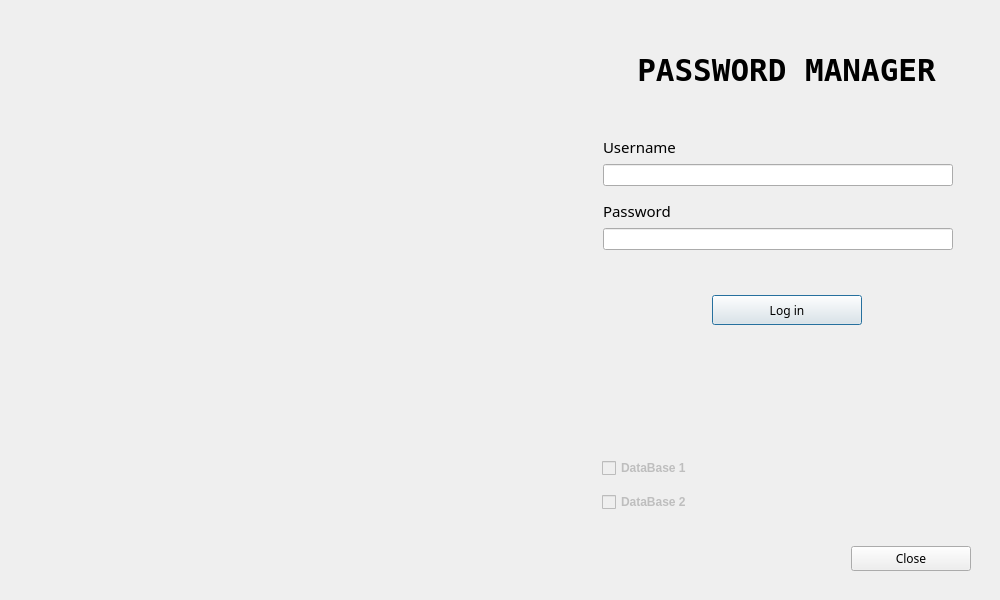
Before: the Qt Designer form logindialog.ui in pouyace/Password-Keeper, drawn with Qt 5.
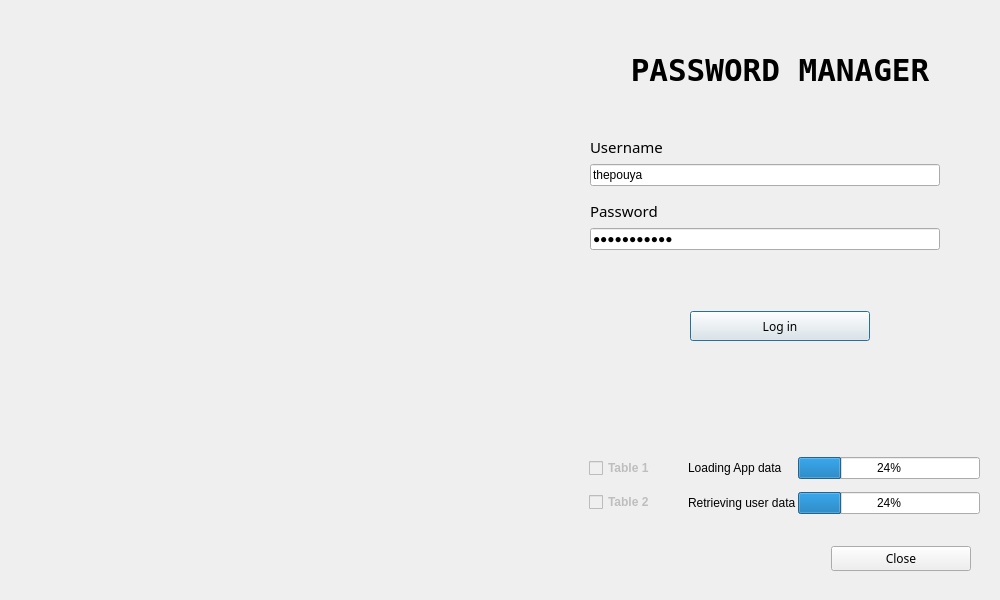
After: the same form once the commit is applied.

```diff
--- a/logindialog.ui
+++ b/logindialog.ui
@@ -135,6 +135,14 @@
                 <height>0</height>
                </size>
               </property>
+              <property name="font">
+               <font>
+                <pointsize>9</pointsize>
+               </font>
+              </property>
+              <property name="text">
+               <string>thepouya</string>
+              </property>
              </widget>
             </item>
            </layout>
@@ -182,6 +190,9 @@
                 <height>0</height>
                </size>
               </property>
+              <property name="text">
+               <string>theonepouya</string>
+              </property>
               <property name="echoMode">
                <enum>QLineEdit::Password</enum>
               </property>
@@ -192,10 +203,16 @@
          </item>
          <item>
           <widget class="QLabel" name="errorLabel">
+           <property name="sizePolicy">
+            <sizepolicy hsizetype="Preferred" vsizetype="Preferred">
+             <horstretch>0</horstretch>
+             <verstretch>0</verstretch>
+            </sizepolicy>
+           </property>
            <property name="minimumSize">
             <size>
              <width>0</width>
-             <height>20</height>
+             <height>0</height>
             </size>
            </property>
            <property name="font">
@@ -212,6 +229,34 @@
            </property>
           </widget>
          </item>
+         <item>
+          <widget class="QLabel" name="hintLabel">
+           <property name="sizePolicy">
+            <sizepolicy hsizetype="Preferred" vsizetype="Preferred">
+             <horstretch>0</horstretch>
+             <verstretch>0</verstretch>
+            </sizepolicy>
+           </property>
+           <property name="minimumSize">
+            <size>
+             <width>0</width>
+             <height>0</height>
+            </size>
+           </property>
+           <property name="font">
+            <font>
+             <family>Palatino Linotype</family>
+             <pointsize>9</pointsize>
+            </font>
+           </property>
+           <property name="text">
+            <string/>
+           </property>
+           <property name="class" stdset="0">
+            <string>hintLabel</string>
+           </property>
+          </widget>
+         </item>
          <item>
           <widget class="QWidget" name="buttonWidget" native="true">
            <layout class="QHBoxLayout" name="horizontalLayout_3">
@@ -232,10 +277,16 @@
              <widget class="QPushButton" name="loginPushButton">
               <property name="minimumSize">
                <size>
-                <width>150</width>
+                <width>180</width>
                 <height>30</height>
                </size>
               </property>
+              <property name="maximumSize">
+               <size>
+                <width>16777215</width>
+                <height>45</height>
+               </size>
+              </property>
               <property name="font">
                <font>
                 <family>Sitka Text</family>
@@ -287,7 +338,25 @@
           <height>90</height>
          </size>
         </property>
-        <layout class="QVBoxLayout" name="verticalLayout_6">
+        <layout class="QHBoxLayout" name="horizontalLayout_4">
+         <property name="spacing">
+          <number>15</number>
+         </property>
+         <property name="rightMargin">
+          <number>0</number>
+         </property>
+         <item>
+          <widget class="QWidget" name="checkBoxWidget" native="true">
+           <layout class="QVBoxLayout" name="verticalLayout_7">
+            <property name="leftMargin">
+             <number>0</number>
+            </property>
+            <property name="topMargin">
+             <number>0</number>
+            </property>
+            <property name="bottomMargin">
+             <number>0</number>
+            </property>
          <item>
           <widget class="QCheckBox" name="database1CheckBox">
            <property name="enabled">
@@ -310,7 +379,7 @@
             <enum>Qt::LeftToRight</enum>
            </property>
            <property name="text">
-            <string>DataBase 1</string>
+               <string>Table 1</string>
            </property>
            <property name="checkable">
             <bool>true</bool>
@@ -340,11 +409,60 @@
             <enum>Qt::LeftToRight</enum>
            </property>
            <property name="text">
-            <string>DataBase 2</string>
+               <string>Table 2</string>
            </property>
            <property name="checkable">
             <bool>true</bool>
            </property>
+             </widget>
+            </item>
+           </layout>
+          </widget>
+         </item>
+         <item>
+          <widget class="QWidget" name="progressBarWidget" native="true">
+           <layout class="QGridLayout" name="gridLayout">
+            <property name="topMargin">
+             <number>0</number>
+            </property>
+            <property name="rightMargin">
+             <number>0</number>
+            </property>
+            <property name="bottomMargin">
+             <number>0</number>
+            </property>
+            <property name="horizontalSpacing">
+             <number>2</number>
+            </property>
+            <item row="0" column="0">
+             <widget class="QLabel" name="label">
+              <property name="text">
+               <string>Loading App data</string>
+              </property>
+             </widget>
+            </item>
+            <item row="0" column="1">
+             <widget class="QProgressBar" name="progressBar">
+              <property name="value">
+               <number>24</number>
+              </property>
+             </widget>
+            </item>
+            <item row="1" column="0">
+             <widget class="QLabel" name="label_2">
+              <property name="text">
+               <string>Retrieving user data</string>
+              </property>
+             </widget>
+            </item>
+            <item row="1" column="1">
+             <widget class="QProgressBar" name="progressBar_2">
+              <property name="value">
+               <number>24</number>
+              </property>
+             </widget>
+            </item>
+           </layout>
           </widget>
          </item>
         </layout>
@@ -374,12 +492,24 @@
          </item>
          <item>
           <widget class="QPushButton" name="closePushButton">
+           <property name="sizePolicy">
+            <sizepolicy hsizetype="Minimum" vsizetype="Fixed">
+             <horstretch>0</horstretch>
+             <verstretch>0</verstretch>
+            </sizepolicy>
+           </property>
            <property name="minimumSize">
             <size>
-             <width>120</width>
+             <width>140</width>
              <height>25</height>
             </size>
            </property>
+           <property name="maximumSize">
+            <size>
+             <width>16777215</width>
+             <height>35</height>
+            </size>
+           </property>
            <property name="font">
             <font>
              <family>Sitka Text</family>
```
Lines whose indentation alone changed are shown as unchanged.
